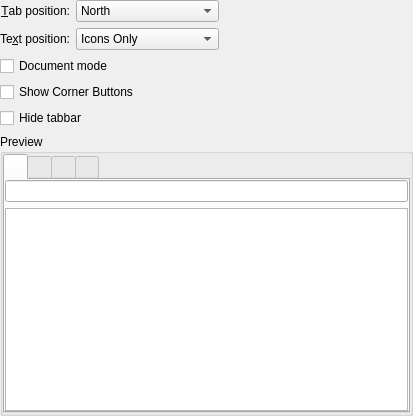
Qt form kstyle/demo/ui/oxygentabdemowidget.ui (KDE/oxygen) before a commit.
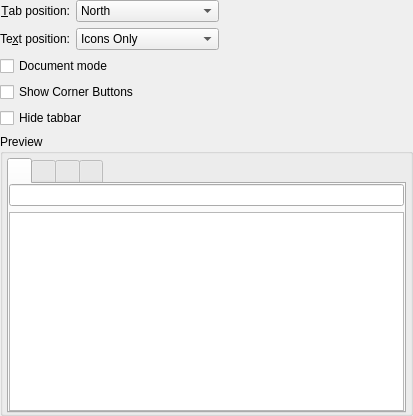
The same form after that commit. Custom widgets are drawn as their Qt base class.

Commit message: fixed margins in tabdemoui

Patch:
```diff
--- a/kstyle/demo/ui/oxygentabdemowidget.ui
+++ b/kstyle/demo/ui/oxygentabdemowidget.ui
@@ -137,13 +137,13 @@
      </property>
      <layout class="QVBoxLayout" name="verticalLayout_3">
       <property name="leftMargin">
-       <number>0</number>
+       <number>4</number>
       </property>
       <property name="topMargin">
-       <number>0</number>
+       <number>4</number>
       </property>
       <property name="rightMargin">
-       <number>0</number>
+       <number>4</number>
       </property>
       <property name="bottomMargin">
        <number>0</number>
@@ -266,16 +266,16 @@
   </layout>
  </widget>
  <customwidgets>
-  <customwidget>
-   <class>KLineEdit</class>
-   <extends>QLineEdit</extends>
-   <header>klineedit.h</header>
-  </customwidget>
   <customwidget>
    <class>KComboBox</class>
    <extends>QComboBox</extends>
    <header>kcombobox.h</header>
   </customwidget>
+  <customwidget>
+   <class>KLineEdit</class>
+   <extends>QLineEdit</extends>
+   <header>klineedit.h</header>
+  </customwidget>
   <customwidget>
    <class>Oxygen::TabWidget</class>
    <extends>QTabWidget</extends>
```
Left out of the diff: 44 changed lines with no effect on the pictures.
